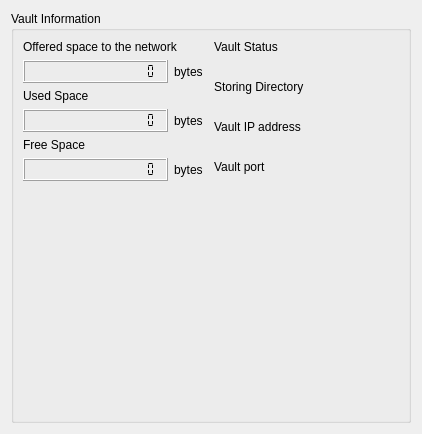
The window that src/qt/ui/user_vault_info.ui (maidsafe-archive/MaidSafe-Encrypt) describes before a commit, drawn with Qt 5.
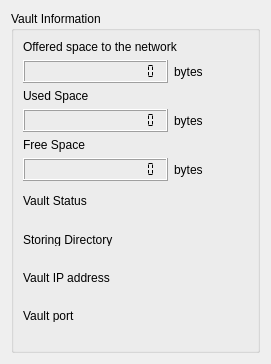
The same window after the commit.

What changed in the file:
```diff
--- a/src/qt/ui/user_vault_info.ui
+++ b/src/qt/ui/user_vault_info.ui
@@ -6,8 +6,8 @@
    <rect>
     <x>0</x>
     <y>0</y>
-    <width>422</width>
-    <height>434</height>
+    <width>271</width>
+    <height>363</height>
    </rect>
   </property>
   <property name="windowTitle">
@@ -31,9 +31,7 @@
      <property name="checkable">
       <bool>false</bool>
      </property>
-     <layout class="QHBoxLayout" name="horizontalLayout_2">
-      <item>
-       <layout class="QHBoxLayout" name="horizontalLayout_5">
+     <layout class="QVBoxLayout" name="verticalLayout_4">
         <item>
          <layout class="QVBoxLayout" name="verticalLayout_3">
           <item>
@@ -259,8 +257,6 @@
              </size>
             </property>
            </spacer>
-          </item>
-         </layout>
         </item>
        </layout>
       </item>
```
Lines whose indentation alone changed are shown as unchanged.
